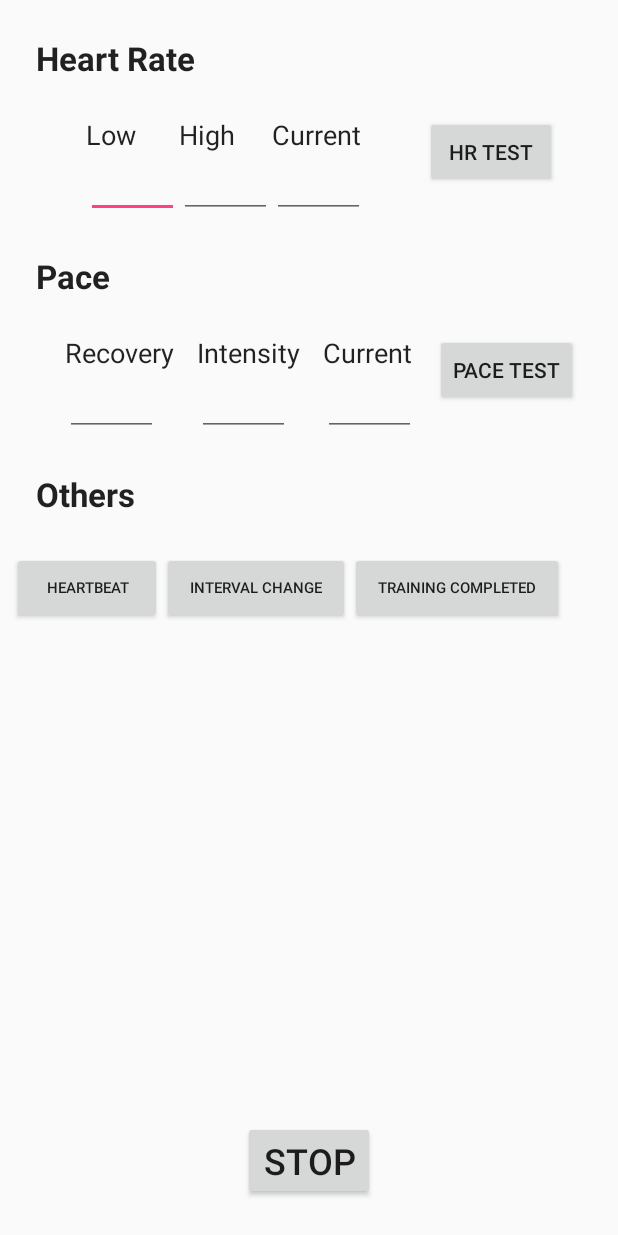
After one commit to jwjibilian/Runification, an Android app: the layout activity_test_sonification.xml on its own in the app's theme, with its tools: preview values and no code run, on a phone screen of 412 x 824 dp. The commit adds this screen. Run offline under Robolectric (Android 15) with nearby library versions, the phone set to English and light mode, and no system bars.

Commit message:
Added Sonification testing Activity

```diff
--- a/RunificationAndroid/app/src/main/res/layout/activity_interval_training.xml
+++ b/RunificationAndroid/app/src/main/res/layout/activity_interval_training.xml
@@ -98,7 +98,7 @@
                 android:layout_height="wrap_content"
                 android:ems="10"
                 android:hint="min/mile"
-                android:inputType="number" />
+                android:inputType="numberDecimal" />
 
             <TextView
                 android:id="@+id/maxRecoveryHrLbl"
@@ -158,7 +158,7 @@
                 android:layout_height="wrap_content"
                 android:ems="10"
                 android:hint="min/mile"
-                android:inputType="number" />
+                android:inputType="numberDecimal" />
 
             <TextView
                 android:id="@+id/minIntensityHrLbl"
@@ -264,7 +264,7 @@
                 android:layout_width="106dp"
                 android:layout_height="wrap_content"
                 android:ems="10"
-                android:inputType="number" />
+                android:inputType="numberDecimal" />
         </LinearLayout>
     </LinearLayout>
 
--- /dev/null
+++ b/RunificationAndroid/app/src/main/res/layout/activity_test_sonification.xml
@@ -0,0 +1,296 @@
+<?xml version="1.0" encoding="utf-8"?>
+<android.support.constraint.ConstraintLayout xmlns:android="http://schemas.android.com/apk/res/android"
+    xmlns:app="http://schemas.android.com/apk/res-auto"
+    xmlns:tools="http://schemas.android.com/tools"
+    android:layout_width="match_parent"
+    android:layout_height="match_parent"
+    tools:context="com.example.jwjibilian.runificationandroid.view.TestSonification">
+
+
+    <TextView
+        android:id="@+id/heartRateTitle"
+        android:layout_width="wrap_content"
+        android:layout_height="wrap_content"
+        android:layout_marginLeft="24dp"
+        android:layout_marginStart="24dp"
+        android:layout_marginTop="24dp"
+        android:text="Heart Rate"
+        android:textAppearance="@android:style/TextAppearance.DeviceDefault.Large"
+        android:textStyle="bold"
+        app:layout_constraintLeft_toLeftOf="parent"
+        app:layout_constraintTop_toTopOf="parent" />
+
+    <LinearLayout
+        android:id="@+id/hrLay"
+        android:layout_width="wrap_content"
+        android:layout_height="wrap_content"
+        android:layout_marginLeft="24dp"
+        android:layout_marginStart="24dp"
+        android:layout_marginTop="24dp"
+        android:orientation="horizontal"
+        app:layout_constraintLeft_toLeftOf="parent"
+        app:layout_constraintTop_toBottomOf="@+id/heartRateTitle"
+        android:layout_marginRight="8dp"
+        app:layout_constraintRight_toRightOf="parent">
+
+        <GridLayout
+            android:id="@+id/heartRateGrid"
+            android:layout_width="wrap_content"
+            android:layout_height="wrap_content"
+            android:columnCount="3"
+            android:rowCount="2">
+
+            <TextView
+                android:id="@+id/lowHrLbl"
+                android:layout_width="wrap_content"
+                android:layout_height="wrap_content"
+                android:layout_weight="1"
+                android:text="Low"
+                android:textAppearance="@android:style/TextAppearance.DeviceDefault.Large"
+                android:textSize="18sp"
+                android:visibility="visible" />
+
+            <TextView
+                android:id="@+id/highHrLbl"
+                android:layout_width="wrap_content"
+                android:layout_height="wrap_content"
+                android:layout_weight="1"
+                android:text="High"
+                android:textAppearance="@android:style/TextAppearance.DeviceDefault.Large"
+                android:textSize="18sp"
+                android:visibility="visible" />
+
+            <TextView
+                android:id="@+id/currHrLbl"
+                android:layout_width="wrap_content"
+                android:layout_height="wrap_content"
+                android:layout_weight="1"
+                android:text="Current"
+                android:textAppearance="@android:style/TextAppearance.DeviceDefault.Large"
+                android:textSize="18sp"
+                android:visibility="visible" />
+
+            <EditText
+                android:id="@+id/LowHRGoal"
+                android:layout_width="62dp"
+                android:layout_height="43dp"
+                android:layout_weight="1"
+                android:ems="10"
+                android:inputType="number"
+                android:selectAllOnFocus="false"
+                android:singleLine="false"
+                android:textAppearance="@android:style/TextAppearance.DeviceDefault.Medium"
+                android:visibility="visible" />
+
+            <EditText
+                android:id="@+id/HighHRGoal"
+                android:layout_width="62dp"
+                android:layout_height="43dp"
+                android:layout_weight="1"
+                android:ems="10"
+                android:inputType="number"
+                android:selectAllOnFocus="false"
+                android:singleLine="false"
+                android:textAppearance="@android:style/TextAppearance.DeviceDefault.Medium"
+                android:visibility="visible" />
+
+            <EditText
+                android:id="@+id/currHR"
+                android:layout_width="62dp"
+                android:layout_height="43dp"
+                android:ems="10"
+                android:inputType="number" />
+
+        </GridLayout>
+
+        <Button
+            android:id="@+id/testHrBtn"
+            android:layout_width="wrap_content"
+            android:layout_height="wrap_content"
+            android:layout_marginLeft="40dp"
+            android:layout_weight="1"
+            android:onClick="onTestHrClick"
+            android:text="HR Test" />
+
+    </LinearLayout>
+
+    <TextView
+        android:id="@+id/paceTitle"
+        android:layout_width="wrap_content"
+        android:layout_height="wrap_content"
+        android:layout_marginLeft="24dp"
+        android:layout_marginStart="24dp"
+        android:layout_marginTop="24dp"
+        android:layout_weight="1"
+        android:text="Pace"
+        android:textAppearance="@android:style/TextAppearance.DeviceDefault.Large"
+        android:textStyle="bold"
+        app:layout_constraintLeft_toLeftOf="parent"
+        app:layout_constraintTop_toBottomOf="@+id/hrLay" />
+
+    <LinearLayout
+        android:id="@+id/paceLay"
+        android:layout_width="wrap_content"
+        android:layout_height="wrap_content"
+        android:layout_marginLeft="24dp"
+        android:layout_marginStart="24dp"
+        android:layout_marginTop="24dp"
+        android:orientation="horizontal"
+        app:layout_constraintLeft_toLeftOf="parent"
+        app:layout_constraintTop_toBottomOf="@+id/paceTitle"
+        android:layout_marginRight="8dp"
+        app:layout_constraintRight_toRightOf="parent">
+
+        <GridLayout
+            android:id="@+id/paceGrid"
+            android:layout_width="wrap_content"
+            android:layout_height="wrap_content"
+            android:columnCount="3"
+            android:rowCount="2">
+
+            <TextView
+                android:id="@+id/recoveryPaceLbl"
+                android:layout_width="wrap_content"
+                android:layout_height="wrap_content"
+                android:layout_weight="1"
+                android:paddingRight="15dp"
+                android:text="Recovery"
+                android:textAppearance="@android:style/TextAppearance.DeviceDefault.Large"
+                android:textSize="18sp"
+                android:visibility="visible" />
+
+            <TextView
+                android:id="@+id/intensityPaceLbl"
+                android:layout_width="wrap_content"
+                android:layout_height="wrap_content"
+                android:layout_weight="1"
+                android:paddingRight="15dp"
+                android:text="Intensity"
+                android:textAppearance="@android:style/TextAppearance.DeviceDefault.Large"
+                android:textSize="18sp"
+                android:visibility="visible" />
+
+            <TextView
+                android:id="@+id/currPaceLbl"
+                android:layout_width="wrap_content"
+                android:layout_height="wrap_content"
+                android:layout_weight="1"
+                android:paddingRight="15dp"
+                android:text="Current"
+                android:textAppearance="@android:style/TextAppearance.DeviceDefault.Large"
+                android:textSize="18sp"
+                android:visibility="visible" />
+
+            <EditText
+                android:id="@+id/LowPaceGoal"
+                android:layout_width="62dp"
+                android:layout_height="43dp"
+                android:layout_weight="1"
+                android:ems="10"
+                android:inputType="numberDecimal"
+                android:selectAllOnFocus="false"
+                android:singleLine="false"
+                android:textAppearance="@android:style/TextAppearance.DeviceDefault.Medium"
+                android:visibility="visible" />
+
+            <EditText
+                android:id="@+id/HighPaceGoal"
+                android:layout_width="62dp"
+                android:layout_height="43dp"
+                android:layout_weight="1"
+                android:ems="10"
+                android:inputType="numberDecimal"
+                android:selectAllOnFocus="false"
+                android:singleLine="false"
+                android:textAppearance="@android:style/TextAppearance.DeviceDefault.Medium"
+                android:visibility="visible" />
+
+            <EditText
+                android:id="@+id/currPace"
+                android:layout_width="62dp"
+                android:layout_height="43dp"
+                android:ems="10"
+                android:inputType="numberDecimal" />
+
+        </GridLayout>
+
+        <Button
+            android:id="@+id/testPaceBtn"
+            android:layout_width="wrap_content"
+            android:layout_height="wrap_content"
+            android:layout_weight="1"
+            android:onClick="onTestPaceClick"
+            android:text="Pace Test" />
+
+    </LinearLayout>
+
+    <TextView
+        android:id="@+id/testMiscSoundTitle"
+        android:layout_width="wrap_content"
+        android:layout_height="wrap_content"
+        android:layout_marginLeft="24dp"
+        android:layout_marginTop="24dp"
+        android:text="Others"
+        android:textAppearance="@android:style/TextAppearance.DeviceDefault.Large"
+        android:textStyle="bold"
+        app:layout_constraintLeft_toLeftOf="parent"
+        app:layout_constraintTop_toBottomOf="@+id/paceLay"
+        android:layout_marginStart="24dp" />
+
+    <LinearLayout
+        android:id="@+id/soundClipLay"
+        android:layout_width="368dp"
+        android:layout_height="wrap_content"
+        android:layout_marginLeft="8dp"
+        android:orientation="horizontal"
+        app:layout_constraintLeft_toLeftOf="parent"
+        android:layout_marginStart="8dp"
+        android:layout_marginTop="24dp"
+        app:layout_constraintTop_toBottomOf="@+id/testMiscSoundTitle">
+
+        <Button
+            android:id="@+id/heartbeatBtn"
+            android:layout_width="wrap_content"
+            android:layout_height="wrap_content"
+            android:layout_weight="1"
+            android:onClick="onHeartbeatClick"
+            android:text="Heartbeat"
+            android:textSize="10sp" />
+
+        <Button
+            android:id="@+id/intervalChangeBtn"
+            android:layout_width="wrap_content"
+            android:layout_height="wrap_content"
+            android:layout_weight="1"
+            android:onClick="onIntervalChangeClick"
+            android:text="Interval Change"
+            android:textSize="10sp" />
+
+        <Button
+            android:id="@+id/trainingCompleteBtn"
+            android:layout_width="wrap_content"
+            android:layout_height="wrap_content"
+            android:layout_weight="1"
+            android:onClick="onTrainingCompleteClick"
+            android:text="Training Completed"
+            android:textSize="10sp" />
+
+    </LinearLayout>
+
+    <Button
+        android:id="@+id/testStopBtn"
+        android:layout_width="wrap_content"
+        android:layout_height="wrap_content"
+        android:layout_marginBottom="24dp"
+        android:layout_marginEnd="24dp"
+        android:layout_marginLeft="24dp"
+        android:layout_marginRight="24dp"
+        android:layout_marginStart="24dp"
+        android:onClick="onStopClick"
+        android:text="Stop"
+        android:textSize="24sp"
+        app:layout_constraintBottom_toBottomOf="parent"
+        app:layout_constraintLeft_toLeftOf="parent"
+        app:layout_constraintRight_toRightOf="parent" />
+
+</android.support.constraint.ConstraintLayout>
```
Also changed, not shown: RunificationAndroid/app/src/main/java/com/example/jwjibilian/runificationandroid/view/MainMenu.java (+10 -0 lines), RunificationAndroid/app/src/main/java/com/example/jwjibilian/runificationandroid/view/TestSonification.java (added, +200 -0 lines), RunificationAndroid/app/src/main/res/layout/main_menu.xml (+18 -2 lines).
